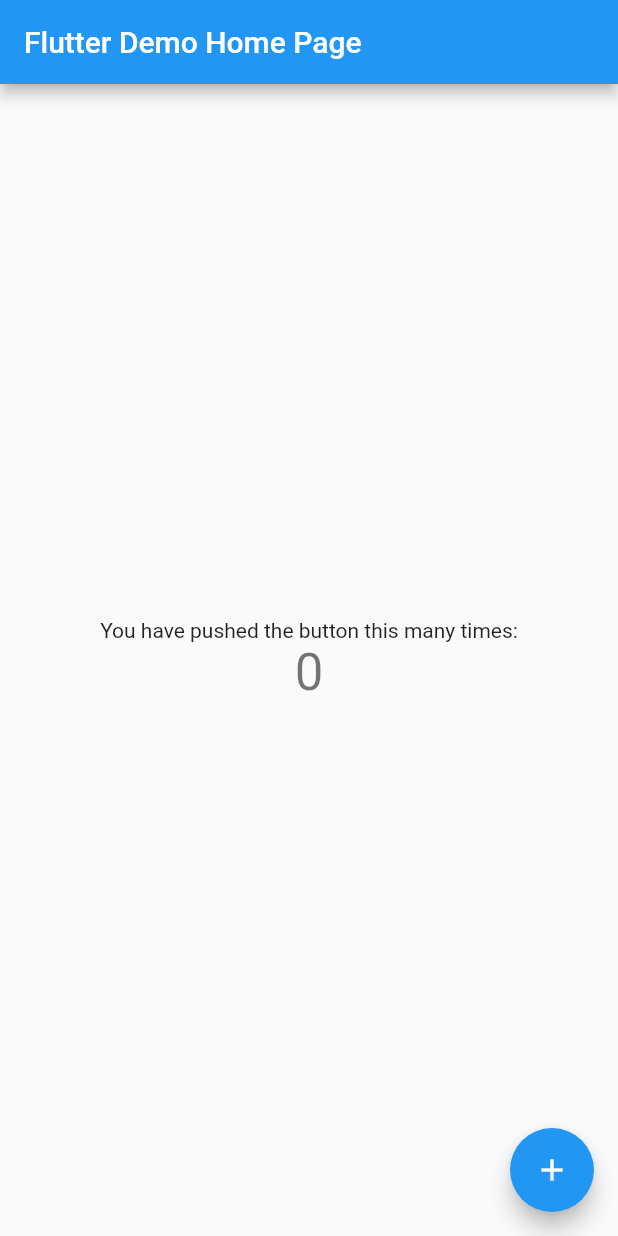
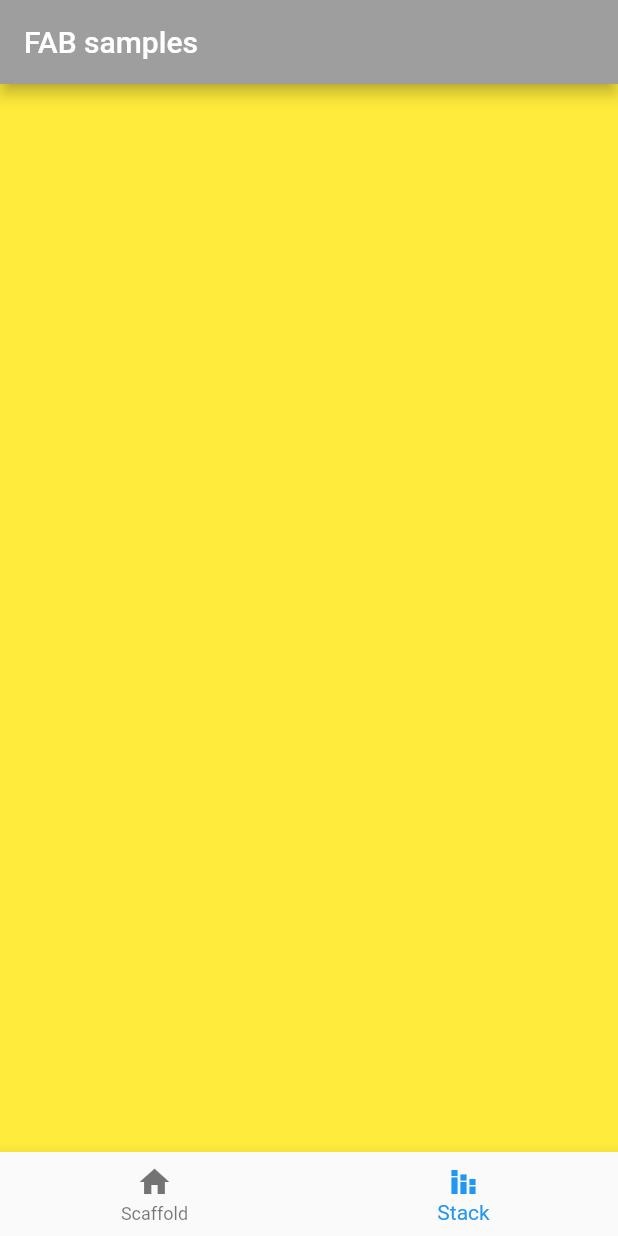
Before and after one commit to yfujiki/fab_samples, a Flutter app: the screen it shows after launch, on a phone screen of 412 x 824 dp. Run offline on Flutter 3.47's test engine with Material 2 defaults, Android fonts, the phone set to English and light mode, and no system bars; our stand-ins replace beamer.

Commit message:
Implemented path navigation with Beamer

```diff
--- a/lib/main.dart
+++ b/lib/main.dart
@@ -1,115 +1,33 @@
+import 'package:beamer/beamer.dart';
 import 'package:flutter/material.dart';
 
+import 'scaffold_with_bottom_nav_bar.dart';
+
 void main() {
-  runApp(const MyApp());
+  runApp(MyApp());
 }
 
 class MyApp extends StatelessWidget {
-  const MyApp({super.key});
+  MyApp({super.key});
+
+  final routerDelegate = BeamerDelegate(
+    initialPath: '/',
+    locationBuilder: RoutesLocationBuilder(
+      routes: {
+        '*': (context, state, data) => const ScaffoldWithBottomNavBar(),
+      },
+    ),
+  );
 
   // This widget is the root of your application.
   @override
   Widget build(BuildContext context) {
-    return MaterialApp(
-      title: 'Flutter Demo',
-      theme: ThemeData(
-        // This is the theme of your application.
-        //
-        // Try running your application with "flutter run". You'll see the
-        // application has a blue toolbar. Then, without quitting the app, try
-        // changing the primarySwatch below to Colors.green and then invoke
-        // "hot reload" (press "r" in the console where you ran "flutter run",
-        // or simply save your changes to "hot reload" in a Flutter IDE).
-        // Notice that the counter didn't reset back to zero; the application
-        // is not restarted.
-        primarySwatch: Colors.blue,
+    return MaterialApp.router(
+      routerDelegate: routerDelegate,
+      routeInformationParser: BeamerParser(),
+      backButtonDispatcher: BeamerBackButtonDispatcher(
+        delegate: routerDelegate,
       ),
-      home: const MyHomePage(title: 'Flutter Demo Home Page'),
     );
   }
 }
-
-class MyHomePage extends StatefulWidget {
-  const MyHomePage({super.key, required this.title});
-
-  // This widget is the home page of your application. It is stateful, meaning
-  // that it has a State object (defined below) that contains fields that affect
-  // how it looks.
-
-  // This class is the configuration for the state. It holds the values (in this
-  // case the title) provided by the parent (in this case the App widget) and
-  // used by the build method of the State. Fields in a Widget subclass are
-  // always marked "final".
-
-  final String title;
-
-  @override
-  State<MyHomePage> createState() => _MyHomePageState();
-}
-
-class _MyHomePageState extends State<MyHomePage> {
-  int _counter = 0;
-
-  void _incrementCounter() {
-    setState(() {
-      // This call to setState tells the Flutter framework that something has
-      // changed in this State, which causes it to rerun the build method below
-      // so that the display can reflect the updated values. If we changed
-      // _counter without calling setState(), then the build method would not be
-      // called again, and so nothing would appear to happen.
-      _counter++;
-    });
-  }
-
-  @override
-  Widget build(BuildContext context) {
-    // This method is rerun every time setState is called, for instance as done
-    // by the _incrementCounter method above.
-    //
-    // The Flutter framework has been optimized to make rerunning build methods
-    // fast, so that you can just rebuild anything that needs updating rather
-    // than having to individually change instances of widgets.
-    return Scaffold(
-      appBar: AppBar(
-        // Here we take the value from the MyHomePage object that was created by
-        // the App.build method, and use it to set our appbar title.
-        title: Text(widget.title),
-      ),
-      body: Center(
-        // Center is a layout widget. It takes a single child and positions it
-        // in the middle of the parent.
-        child: Column(
-          // Column is also a layout widget. It takes a list of children and
-          // arranges them vertically. By default, it sizes itself to fit its
-          // children horizontally, and tries to be as tall as its parent.
-          //
-          // Invoke "debug painting" (press "p" in the console, choose the
-          // "Toggle Debug Paint" action from the Flutter Inspector in Android
-          // Studio, or the "Toggle Debug Paint" command in Visual Studio Code)
-          // to see the wireframe for each widget.
-          //
-          // Column has various properties to control how it sizes itself and
-          // how it positions its children. Here we use mainAxisAlignment to
-          // center the children vertically; the main axis here is the vertical
-          // axis because Columns are vertical (the cross axis would be
-          // horizontal).
-          mainAxisAlignment: MainAxisAlignment.center,
-          children: <Widget>[
-            const Text(
-              'You have pushed the button this many times:',
-            ),
-            Text(
-              '$_counter',
-              style: Theme.of(context).textTheme.headline4,
-            ),
-          ],
-        ),
-      ),
-      floatingActionButton: FloatingActionButton(
-        onPressed: _incrementCounter,
-        tooltip: 'Increment',
-        child: const Icon(Icons.add),
-      ), // This trailing comma makes auto-formatting nicer for build methods.
-    );
-  }
-}
--- /dev/null
+++ b/lib/scaffold_fab_example1_screen.dart
@@ -0,0 +1,12 @@
+import 'package:flutter/material.dart';
+
+class ScaffoldFabExample1Screen extends StatelessWidget {
+  const ScaffoldFabExample1Screen({super.key});
+
+  @override
+  Widget build(BuildContext context) {
+    return Container(
+      color: Colors.blue,
+    );
+  }
+}
--- /dev/null
+++ b/lib/scaffold_fab_location.dart
@@ -0,0 +1,26 @@
+import 'package:beamer/beamer.dart';
+import 'package:flutter/material.dart';
+import 'scaffold_fab_example1_screen.dart';
+import 'scaffold_fab_root_screen.dart';
+
+class ScaffoldFabLocation extends BeamLocation {
+  ScaffoldFabLocation(super.routeInformation);
+
+  @override
+  List<BeamPage> buildPages(
+      BuildContext context, RouteInformationSerializable state) {
+    return [
+      const BeamPage(
+        key: ValueKey("/scaffold"),
+        child: ScaffoldFabRootScreen(),
+      ),
+      const BeamPage(
+        key: ValueKey("/scaffold/1"),
+        child: ScaffoldFabExample1Screen(),
+      )
+    ];
+  }
+
+  @override
+  List<Pattern> get pathPatterns => ["/scaffold"];
+}
--- /dev/null
+++ b/lib/scaffold_fab_root_screen.dart
@@ -0,0 +1,12 @@
+import 'package:flutter/material.dart';
+
+class ScaffoldFabRootScreen extends StatelessWidget {
+  const ScaffoldFabRootScreen({super.key});
+
+  @override
+  Widget build(BuildContext context) {
+    return Container(
+      color: Colors.red,
+    );
+  }
+}
--- /dev/null
+++ b/lib/scaffold_with_bottom_nav_bar.dart
@@ -0,0 +1,88 @@
+import 'package:beamer/beamer.dart';
+import 'package:flutter/material.dart';
+
+import 'scaffold_fab_location.dart';
+import 'stack_fab_location.dart';
+
+class ScaffoldWithBottomNavBar extends StatefulWidget {
+  const ScaffoldWithBottomNavBar({super.key});
+
+  @override
+  State<ScaffoldWithBottomNavBar> createState() =>
+      _ScaffoldWithBottomNavBarState();
+}
+
+class _ScaffoldWithBottomNavBarState extends State<ScaffoldWithBottomNavBar> {
+  // keep track of the currently selected index
+  late int _currentIndex;
+
+  // create two nested delegates
+  final _routerDelegates = [
+    BeamerDelegate(
+      initialPath: '/scaffold',
+      locationBuilder: (routeInformation, _) {
+        print("Route in scaffold: ${routeInformation.location}");
+        if (routeInformation.location!.startsWith('/scaffold')) {
+          return ScaffoldFabLocation(routeInformation);
+        }
+        return NotFound(path: routeInformation.location!);
+      },
+    ),
+    BeamerDelegate(
+      initialPath: '/stack',
+      locationBuilder: (routeInformation, _) {
+        print("Route in stack: ${routeInformation.location}");
+        if (routeInformation.location!.startsWith('/stack')) {
+          return StackFabLocation(routeInformation);
+        }
+        return NotFound(path: routeInformation.location!);
+      },
+    ),
+  ];
+
+  // update the _currentIndex if necessary
+  @override
+  void didChangeDependencies() {
+    super.didChangeDependencies();
+    final uriString = Beamer.of(context).configuration.location!;
+    _currentIndex = uriString.startsWith('/scaffold') ? 0 : 1;
+  }
+
+  @override
+  Widget build(BuildContext context) {
+    return Scaffold(
+      appBar: AppBar(
+        backgroundColor: Colors.grey,
+        title: const Text("FAB samples"),
+      ),
+      // use an IndexedStack to choose which child to show
+      body: IndexedStack(
+        index: _currentIndex,
+        children: [
+          // use Beamer widgets as children
+          Beamer(
+            routerDelegate: _routerDelegates[0],
+          ),
+          Beamer(
+            routerDelegate: _routerDelegates[1],
+          ),
+        ],
+      ),
+      // the usual BottomNavigationBar
+      bottomNavigationBar: BottomNavigationBar(
+        currentIndex: _currentIndex,
+        items: const [
+          BottomNavigationBarItem(label: 'Scaffold', icon: Icon(Icons.home)),
+          BottomNavigationBarItem(
+              label: 'Stack', icon: Icon(Icons.stacked_bar_chart)),
+        ],
+        onTap: (index) {
+          if (index != _currentIndex) {
+            setState(() => _currentIndex = index);
+            _routerDelegates[_currentIndex].update(rebuild: false);
+          }
+        },
+      ),
+    );
+  }
+}
--- /dev/null
+++ b/lib/stack_fab_example1_screen.dart
@@ -0,0 +1,12 @@
+import 'package:flutter/material.dart';
+
+class StackFabExample1Screen extends StatelessWidget {
+  const StackFabExample1Screen({super.key});
+
+  @override
+  Widget build(BuildContext context) {
+    return Container(
+      color: Colors.yellow,
+    );
+  }
+}
--- /dev/null
+++ b/lib/stack_fab_location.dart
@@ -0,0 +1,26 @@
+import 'package:beamer/beamer.dart';
+import 'package:flutter/material.dart';
+import 'stack_fab_example1_screen.dart';
+import 'stack_fab_root_screen.dart';
+
+class StackFabLocation extends BeamLocation {
+  StackFabLocation(super.routeInformation);
+
+  @override
+  List<BeamPage> buildPages(
+      BuildContext context, RouteInformationSerializable state) {
+    return [
+      const BeamPage(
+        key: ValueKey("/stack"),
+        child: StackFabRootScreen(),
+      ),
+      const BeamPage(
+        key: ValueKey("/stack/1"),
+        child: StackFabExample1Screen(),
+      )
+    ];
+  }
+
+  @override
+  List<Pattern> get pathPatterns => ["/stack"];
+}
--- /dev/null
+++ b/lib/stack_fab_root_screen.dart
@@ -0,0 +1,12 @@
+import 'package:flutter/material.dart';
+
+class StackFabRootScreen extends StatelessWidget {
+  const StackFabRootScreen({super.key});
+
+  @override
+  Widget build(BuildContext context) {
+    return Container(
+      color: Colors.green,
+    );
+  }
+}
--- a/pubspec.yaml
+++ b/pubspec.yaml
@@ -36,6 +36,7 @@
   # The following adds the Cupertino Icons font to your application.
   # Use with the CupertinoIcons class for iOS style icons.
   cupertino_icons: ^1.0.2
+  beamer: ^1.5.3
 
 dev_dependencies:
   flutter_test:
```
Also changed, not shown: pubspec.lock, 1 other file.
